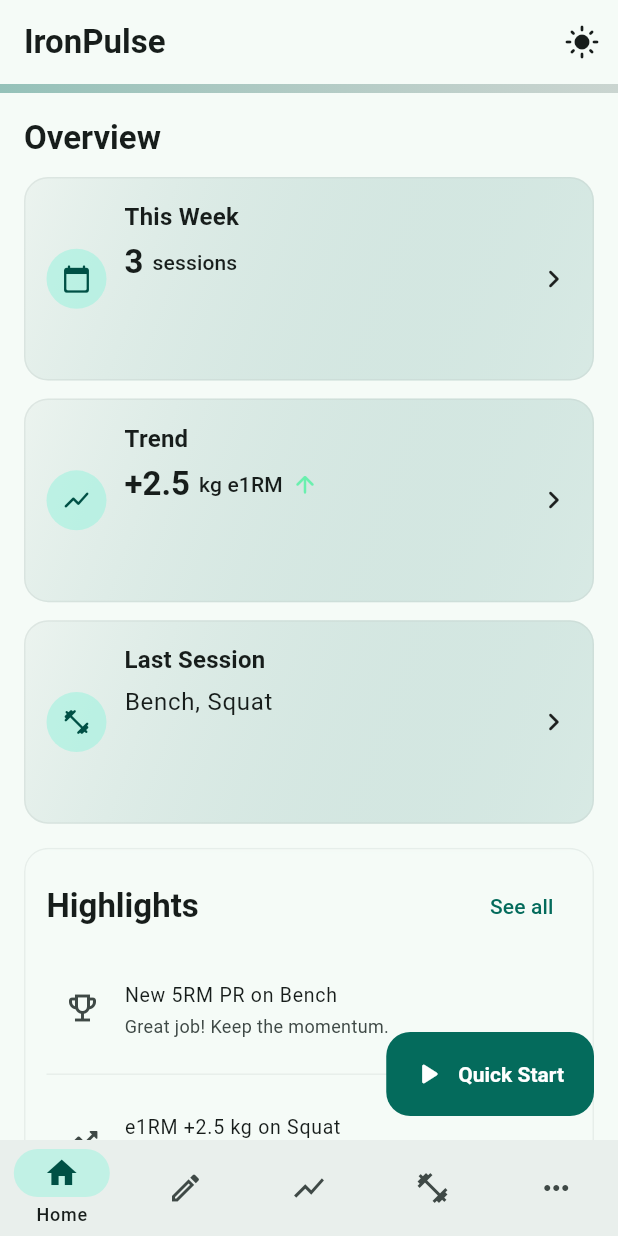
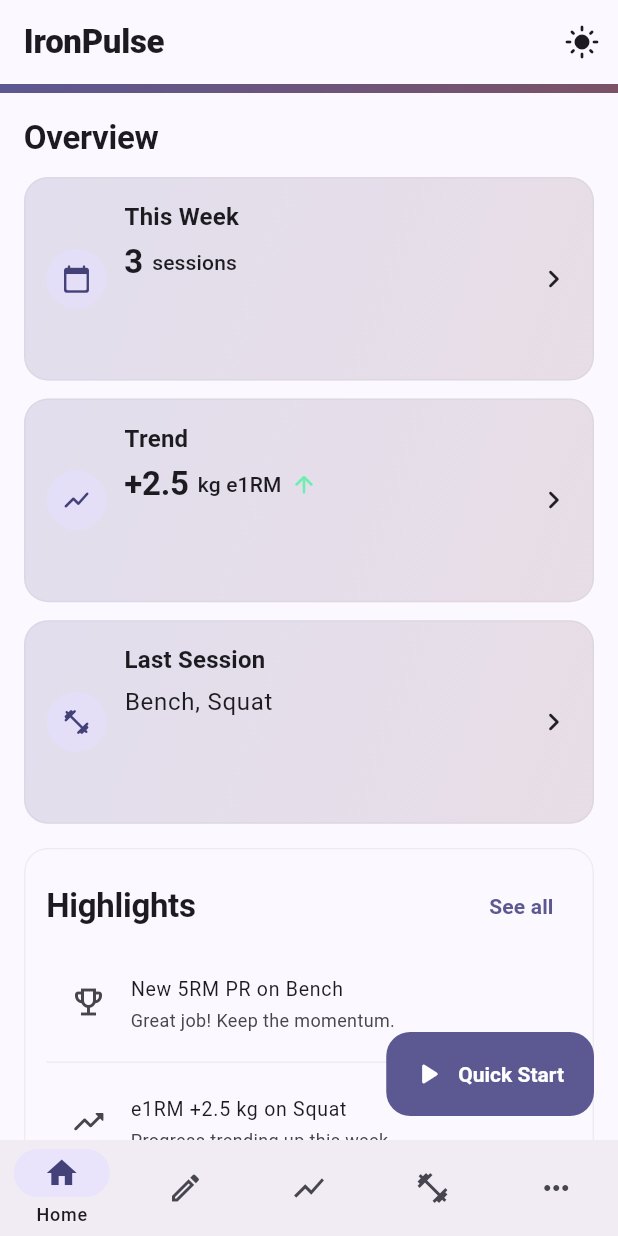
Before and after one commit to OriolHinojo/gym_tracker, a Flutter app: the screen it shows after launch, after a tap on the "brightness auto" icon, on a phone screen of 412 x 824 dp. Run offline on Flutter 3.47's test engine with Material 3 defaults, Android fonts, the phone set to English and light mode, and no system bars; our stand-ins replace flutter_riverpod, go_router.

Commit message:
enhanced UI visuals

```diff
--- a/lib/screens/home/home_screen.dart
+++ b/lib/screens/home/home_screen.dart
@@ -2,6 +2,7 @@
 import 'package:flutter/material.dart';
 import 'package:go_router/go_router.dart';
 import 'package:gym_tracker/theme/theme_switcher.dart';
+import 'package:gym_tracker/theme/theme.dart' show BrandColors; // for the gradient extension
 
 class HomeScreen extends StatelessWidget {
   const HomeScreen({super.key});
@@ -10,6 +11,7 @@
   Widget build(BuildContext context) {
     final scheme = Theme.of(context).colorScheme;
     final t = Theme.of(context).textTheme;
+    final brand = Theme.of(context).extension<BrandColors>()!;
 
     return Scaffold(
       appBar: AppBar(
@@ -24,8 +26,8 @@
             decoration: BoxDecoration(
               gradient: LinearGradient(
                 colors: [
-                  scheme.primary.withOpacity(0.4),
-                  scheme.secondary.withOpacity(0.25),
+                  brand.gradientStart,
+                  brand.gradientEnd,
                 ],
               ),
             ),
@@ -103,6 +105,7 @@
   Widget build(BuildContext context) {
     final scheme = Theme.of(context).colorScheme;
     final t = Theme.of(context).textTheme;
+    final brand = Theme.of(context).extension<BrandColors>()!;
 
     return InkWell(
       borderRadius: BorderRadius.circular(16),
@@ -113,9 +116,12 @@
           gradient: LinearGradient(
             begin: Alignment.topLeft,
             end: Alignment.bottomRight,
-            colors: [scheme.surfaceVariant.withOpacity(0.35), scheme.primary.withOpacity(0.12)],
+            colors: [
+              brand.gradientStart.withOpacity(0.16),
+              brand.gradientEnd.withOpacity(0.16),
+            ],
           ),
-          border: Border.all(color: scheme.outlineVariant.withOpacity(0.3)),
+          border: Border.all(color: scheme.outlineVariant.withOpacity(0.28)),
         ),
         child: Padding(
           padding: const EdgeInsets.all(14),
--- a/lib/theme/theme.dart
+++ b/lib/theme/theme.dart
@@ -1,6 +1,12 @@
+// lib/theme/theme.dart
 import 'package:flutter/material.dart';
 
-const Color _seed = Color(0xFF3E8E7E); // your brand color
+/// Try a few seeds:
+/// - Violet/Indigo: 0xFF6D5DF6 (current)
+/// - Teal:          0xFF14B8A6
+/// - Electric Blue: 0xFF0EA5E9
+/// - Punchy Pink:   0xFFEC4899
+const Color _seed = Color(0xFF6D5DF6);
 
 ThemeData buildLightTheme() => _buildTheme(Brightness.light);
 ThemeData buildDarkTheme()  => _buildTheme(Brightness.dark);
@@ -17,14 +23,26 @@
     visualDensity: VisualDensity.adaptivePlatformDensity,
   );
 
+  // Brand extension: handy gradient + status colors accessible via Theme.of(context).extension<BrandColors>()!
+  final brand = BrandColors(
+    gradientStart: scheme.primary,
+    gradientEnd: scheme.tertiary,
+    success: const Color(0xFF22C55E),
+    warning: const Color(0xFFF59E0B),
+    danger:  const Color(0xFFEF4444),
+  );
+
   return base.copyWith(
-    // Typography accents
+    extensions: <ThemeExtension<dynamic>>[brand],
+
+    // Typography accents (crisper section titles)
     textTheme: base.textTheme.copyWith(
-      titleLarge: base.textTheme.titleLarge?.copyWith(fontWeight: FontWeight.w700),
-      titleMedium: base.textTheme.titleMedium?.copyWith(fontWeight: FontWeight.w600),
+      titleLarge: base.textTheme.titleLarge?.copyWith(fontWeight: FontWeight.w800, letterSpacing: -0.2),
+      titleMedium: base.textTheme.titleMedium?.copyWith(fontWeight: FontWeight.w700),
+      labelLarge: base.textTheme.labelLarge?.copyWith(fontWeight: FontWeight.w600),
     ),
 
-    // AppBar
+    // AppBar — flat, colorful surfaces
     appBarTheme: base.appBarTheme.copyWith(
       elevation: 0,
       scrolledUnderElevation: 0,
@@ -33,11 +51,11 @@
       foregroundColor: scheme.onSurface,
     ),
 
-    // NavigationBar
+    // NavigationBar — clearer selection pill + toned icons
     navigationBarTheme: base.navigationBarTheme.copyWith(
       elevation: 0,
       height: 64,
-      indicatorColor: scheme.primaryContainer.withOpacity(0.55),
+      indicatorColor: scheme.primaryContainer.withOpacity(0.65),
       surfaceTintColor: Colors.transparent,
       labelBehavior: NavigationDestinationLabelBehavior.onlyShowSelected,
       iconTheme: WidgetStateProperty.resolveWith((states) {
@@ -49,21 +67,15 @@
       }),
     ),
 
-    // Cards
+    // Cards — soft, rounded, no muddy surface tint
     cardTheme: base.cardTheme.copyWith(
       elevation: 0,
-      shape: RoundedRectangleBorder(borderRadius: BorderRadius.circular(16)),
       surfaceTintColor: Colors.transparent,
+      shape: RoundedRectangleBorder(borderRadius: BorderRadius.circular(18)),
       margin: EdgeInsets.zero,
     ),
 
-    // ListTile
-    listTileTheme: base.listTileTheme.copyWith(
-      contentPadding: const EdgeInsets.symmetric(horizontal: 12, vertical: 4),
-      iconColor: scheme.onSurfaceVariant,
-    ),
-
-    // Buttons
+    // Buttons — confident shapes
     filledButtonTheme: FilledButtonThemeData(
       style: FilledButton.styleFrom(
         shape: RoundedRectangleBorder(borderRadius: BorderRadius.circular(14)),
@@ -73,6 +85,8 @@
     elevatedButtonTheme: ElevatedButtonThemeData(
       style: ElevatedButton.styleFrom(
         elevation: 0,
+        backgroundColor: scheme.primary,
+        foregroundColor: scheme.onPrimary,
         shape: RoundedRectangleBorder(borderRadius: BorderRadius.circular(14)),
         padding: const EdgeInsets.symmetric(horizontal: 18, vertical: 12),
       ),
@@ -83,45 +97,108 @@
       ),
     ),
 
-    // FAB
+    // FAB — vivid by default
     floatingActionButtonTheme: base.floatingActionButtonTheme.copyWith(
       elevation: 0,
+      backgroundColor: scheme.primary,
       foregroundColor: scheme.onPrimary,
-      backgroundColor: scheme.primary,
-      extendedTextStyle: base.textTheme.labelLarge?.copyWith(fontWeight: FontWeight.w600),
+      extendedTextStyle: base.textTheme.labelLarge?.copyWith(fontWeight: FontWeight.w700),
     ),
 
-    // Inputs
+    // Chips — tighter, colorful
+    chipTheme: base.chipTheme.copyWith(
+      side: BorderSide.none,
+      shape: RoundedRectangleBorder(borderRadius: BorderRadius.circular(12)),
+      selectedColor: scheme.primaryContainer,
+      labelStyle: base.textTheme.labelLarge,
+    ),
+
+    // Inputs — subtle fill for elegance
     inputDecorationTheme: base.inputDecorationTheme.copyWith(
-      border: const OutlineInputBorder(),
       isDense: true,
       filled: true,
-      fillColor: scheme.surfaceContainerHighest.withOpacity(
-        brightness == Brightness.dark ? 0.16 : 0.06,
+      fillColor: brightness == Brightness.dark
+          ? scheme.surfaceContainerHighest.withOpacity(0.18)
+          : scheme.surfaceContainerHighest.withOpacity(0.08),
+      border: OutlineInputBorder(borderRadius: BorderRadius.circular(12)),
+      enabledBorder: OutlineInputBorder(
+        borderRadius: BorderRadius.circular(12),
+        borderSide: BorderSide(color: scheme.outlineVariant),
+      ),
+      focusedBorder: OutlineInputBorder(
+        borderRadius: BorderRadius.circular(12),
+        borderSide: BorderSide(color: scheme.primary, width: 2),
       ),
     ),
 
-    // Dividers
+    // Dividers — soft & spaced
     dividerTheme: base.dividerTheme.copyWith(
       space: 16,
       thickness: 1,
-      color: scheme.outlineVariant.withOpacity(0.4),
+      color: scheme.outlineVariant.withOpacity(0.35),
     ),
 
-    // Sheets/dialogs
+    // Bottom sheets & dialogs — rounded, clean
     bottomSheetTheme: base.bottomSheetTheme.copyWith(
       elevation: 0,
       backgroundColor: scheme.surface,
       surfaceTintColor: Colors.transparent,
       shape: const RoundedRectangleBorder(
-        borderRadius: BorderRadius.vertical(top: Radius.circular(20)),
+        borderRadius: BorderRadius.vertical(top: Radius.circular(22)),
       ),
     ),
     dialogTheme: base.dialogTheme.copyWith(
       elevation: 0,
       backgroundColor: scheme.surface,
       surfaceTintColor: Colors.transparent,
-      shape: RoundedRectangleBorder(borderRadius: BorderRadius.circular(20)),
+      shape: RoundedRectangleBorder(borderRadius: BorderRadius.circular(22)),
     ),
   );
 }
+
+/// Lightweight brand “palette” you can use across widgets (for gradients, status colors, etc).
+@immutable
+class BrandColors extends ThemeExtension<BrandColors> {
+  const BrandColors({
+    required this.gradientStart,
+    required this.gradientEnd,
+    required this.success,
+    required this.warning,
+    required this.danger,
+  });
+
+  final Color gradientStart;
+  final Color gradientEnd;
+  final Color success;
+  final Color warning;
+  final Color danger;
+
+  @override
+  BrandColors copyWith({
+    Color? gradientStart,
+    Color? gradientEnd,
+    Color? success,
+    Color? warning,
+    Color? danger,
+  }) {
+    return BrandColors(
+      gradientStart: gradientStart ?? this.gradientStart,
+      gradientEnd: gradientEnd ?? this.gradientEnd,
+      success: success ?? this.success,
+      warning: warning ?? this.warning,
+      danger: danger ?? this.danger,
+    );
+  }
+
+  @override
+  BrandColors lerp(ThemeExtension<BrandColors>? other, double t) {
+    if (other is! BrandColors) return this;
+    return BrandColors(
+      gradientStart: Color.lerp(gradientStart, other.gradientStart, t)!,
+      gradientEnd: Color.lerp(gradientEnd, other.gradientEnd, t)!,
+      success: Color.lerp(success, other.success, t)!,
+      warning: Color.lerp(warning, other.warning, t)!,
+      danger: Color.lerp(danger, other.danger, t)!,
+    );
+    }
+}
```
